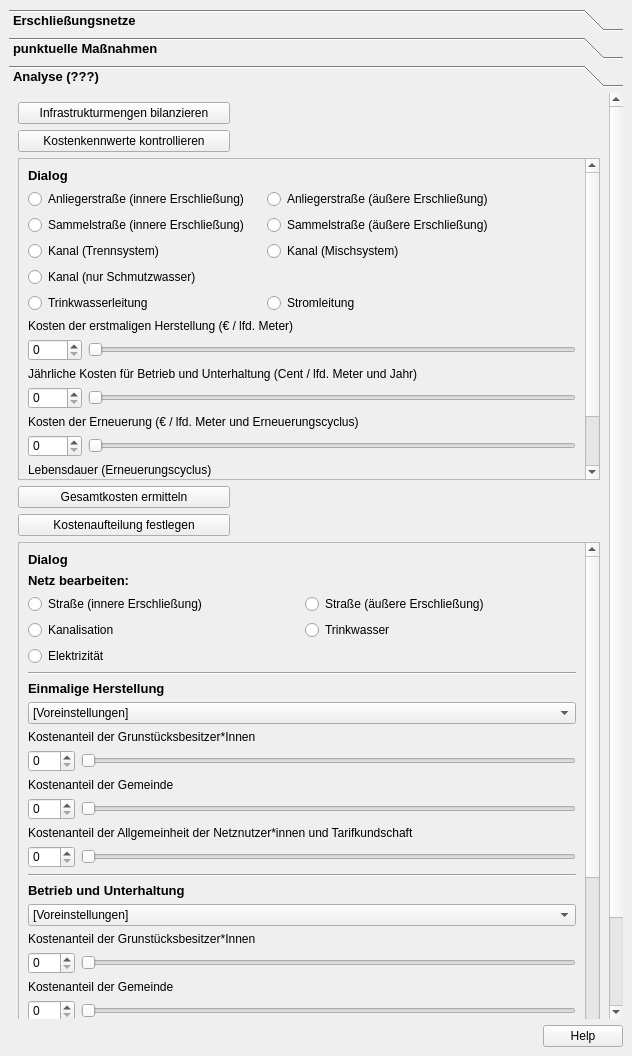
Qt form projektcheck/pctools/ui/ProjektCheck_dockwidget_analysis_06-IFK.ui (projektcheck/ProjektCheck-QGIS) before a commit.
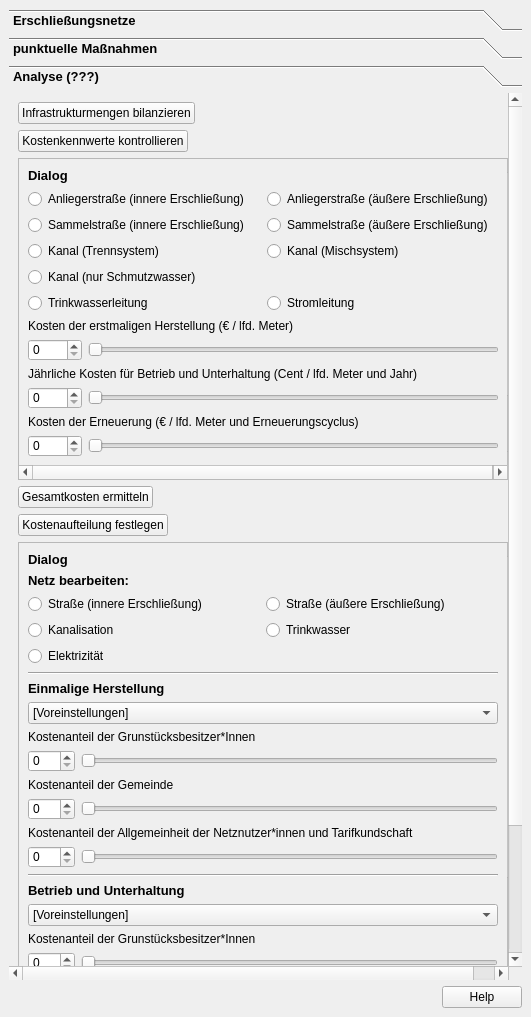
The same form after that commit. The open tabs and pages were chosen to show the change. Icons and pictures are not drawn.

The edit to the form file:
```diff
--- a/projektcheck/pctools/ui/ProjektCheck_dockwidget_analysis_06-IFK.ui
+++ b/projektcheck/pctools/ui/ProjektCheck_dockwidget_analysis_06-IFK.ui
@@ -6,8 +6,8 @@
    <rect>
     <x>0</x>
     <y>0</y>
-    <width>632</width>
-    <height>1056</height>
+    <width>531</width>
+    <height>1017</height>
    </rect>
   </property>
   <property name="styleSheet">
@@ -19,7 +19,10 @@
 	font: bold italic 8pt ;
     color: black;
 }
-</string>
+QPushButton::flat{
+background-color: none;
+border: 0;
+}</string>
   </property>
   <property name="windowTitle">
    <string>Projekt-Check Analyse-Tools // Infrastrukturfolgekosten</string>
@@ -548,9 +551,9 @@
        <property name="geometry">
         <rect>
          <x>0</x>
-         <y>-132</y>
-         <width>597</width>
-         <height>1038</height>
+         <y>0</y>
+         <width>496</width>
+         <height>1044</height>
         </rect>
        </property>
        <attribute name="label">
@@ -560,7 +563,7 @@
         <item row="3" column="0">
          <widget class="QPushButton" name="pushButton_26">
           <property name="sizePolicy">
-           <sizepolicy hsizetype="Minimum" vsizetype="Fixed">
+           <sizepolicy hsizetype="Fixed" vsizetype="Fixed">
             <horstretch>0</horstretch>
             <verstretch>0</verstretch>
            </sizepolicy>
@@ -586,7 +589,7 @@
         <item row="0" column="0">
          <widget class="QPushButton" name="pushButton_24">
           <property name="sizePolicy">
-           <sizepolicy hsizetype="Minimum" vsizetype="Fixed">
+           <sizepolicy hsizetype="Fixed" vsizetype="Fixed">
             <horstretch>0</horstretch>
             <verstretch>0</verstretch>
            </sizepolicy>
@@ -612,7 +615,7 @@
         <item row="1" column="0">
          <widget class="QPushButton" name="pushButton_25">
           <property name="sizePolicy">
-           <sizepolicy hsizetype="Minimum" vsizetype="Fixed">
+           <sizepolicy hsizetype="Fixed" vsizetype="Fixed">
             <horstretch>0</horstretch>
             <verstretch>0</verstretch>
            </sizepolicy>
@@ -634,7 +637,7 @@
         <item row="4" column="0">
          <widget class="QPushButton" name="pushButton_27">
           <property name="sizePolicy">
-           <sizepolicy hsizetype="Minimum" vsizetype="Fixed">
+           <sizepolicy hsizetype="Fixed" vsizetype="Fixed">
             <horstretch>0</horstretch>
             <verstretch>0</verstretch>
            </sizepolicy>
@@ -741,7 +744,7 @@
             <rect>
              <x>0</x>
              <y>0</y>
-             <width>560</width>
+             <width>459</width>
              <height>371</height>
             </rect>
            </property>
@@ -1047,8 +1050,8 @@
            <property name="geometry">
             <rect>
              <x>0</x>
-             <y>-246</y>
-             <width>560</width>
+             <y>-127</y>
+             <width>459</width>
              <height>768</height>
             </rect>
            </property>
```
Left out of the diff: 324 changed lines with no effect on the pictures.
